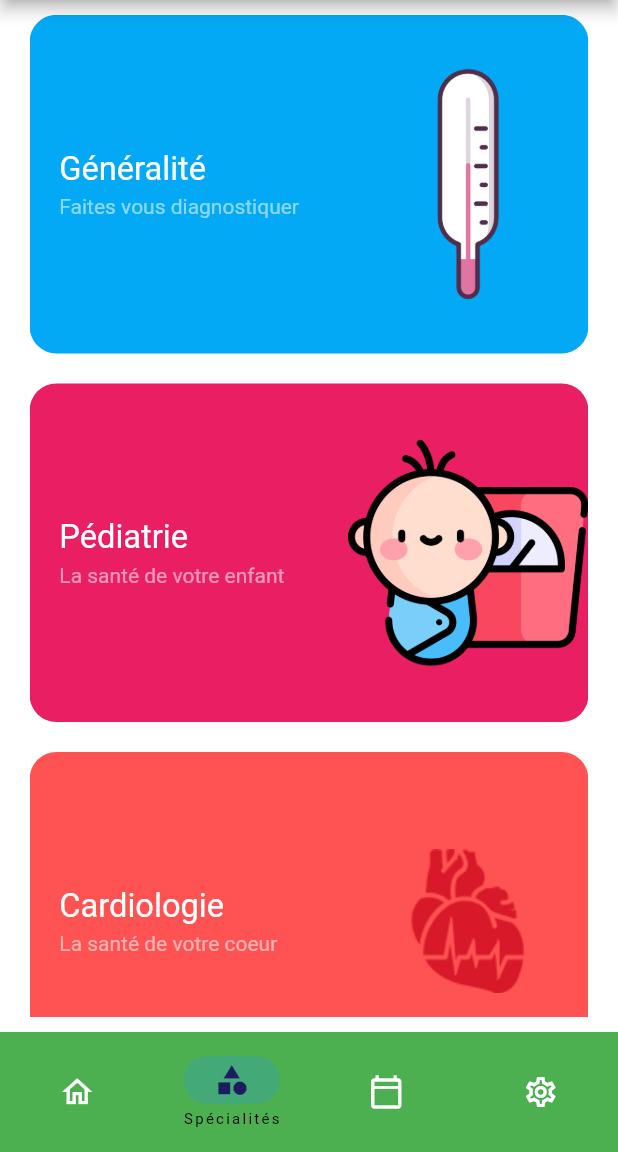
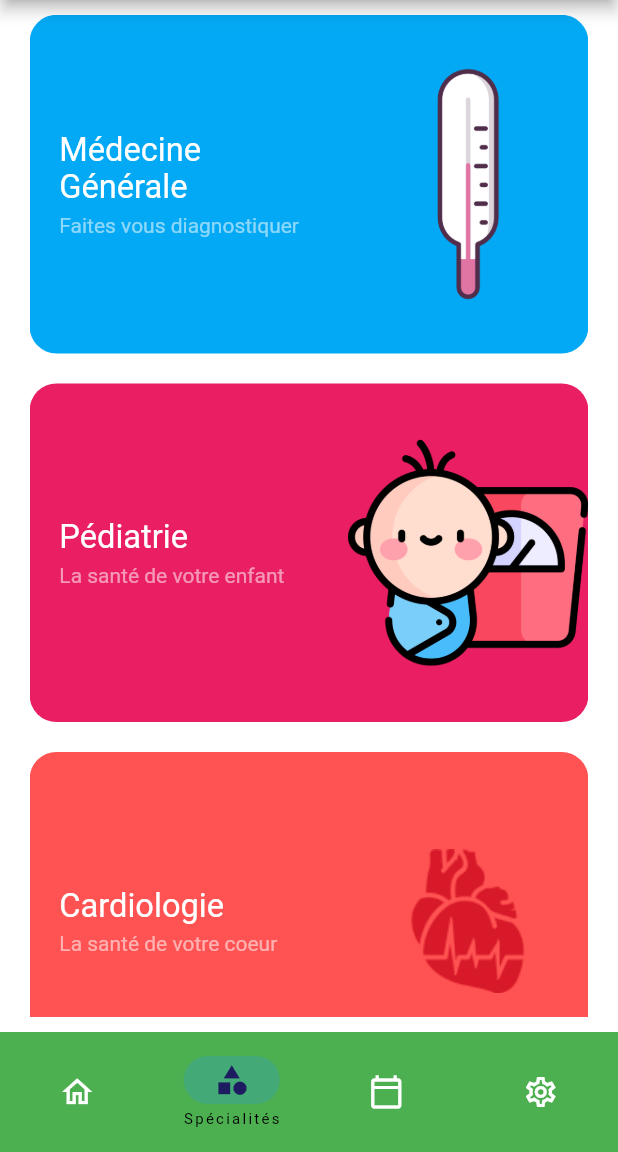
Before and after one commit to SamuelATAKE/eSIHMobile, a Flutter app: the HomeScreen screen opened directly, item 2 of the bottom bar chosen, on a phone screen of 412 x 824 dp, the part 84-1236 px from its top. Run offline on Flutter 3.47's test engine with Material 2 defaults, Android fonts, the phone set to English and light mode, and no system bars; our stand-ins replace date_picker_timeline, flutter_local_notifications, flutter_secure_storage, flutter_svg, gap, get and 5 more; missing offline and left inert: flutter_session_manager; accounts and stored records are empty; network calls fail.

Commit message:
update 24 Nov 2022

```diff
--- a/lib/Screens/HomeScreen/components/doctor_card.dart
+++ b/lib/Screens/HomeScreen/components/doctor_card.dart
@@ -24,11 +24,11 @@ class DoctorCard extends StatelessWidget {
       },
       child: DecoratedBox(
         decoration: BoxDecoration(
-          color: _bgColor.withOpacity(0.1),
+          color: _bgColor,
           borderRadius: BorderRadius.circular(10),
         ),
         child: Padding(
-          padding: EdgeInsets.all(10),
+          padding: const EdgeInsets.all(10),
           child: ListTile(
             leading: Image.asset(_imageUrl),
             title: Text(
--- a/lib/Screens/HomeScreen/home_screen.dart
+++ b/lib/Screens/HomeScreen/home_screen.dart
@@ -23,12 +23,12 @@ class HomeScreen extends StatefulWidget {
 class _HomeScreenState extends State<HomeScreen> {
   int _selectedIndex = 0;
 
-  final List<Widget> _widgetOptions = const [
-    HomePage(),
-    SpecialiteScreen(),
-    HealthScreen(),
+  final List<Widget> _widgetOptions = [
+    const HomePage(),
+    const SpecialiteScreen(),
+    const HealthScreen(),
     // AgendaScreen(),
-    AccountSettingsScreen()
+    const AccountSettingsScreen()
   ];
 
   @override
--- a/lib/Screens/HomeScreen/home_screen1.dart
+++ b/lib/Screens/HomeScreen/home_screen1.dart
@@ -4,6 +4,8 @@ import 'package:esihapp/Screens/HomeScreen/home_page.dart';
 import 'package:esihapp/Screens/SpecialiteScreen/specialite_screen.dart';
 import 'package:flutter/material.dart';
 import 'package:google_nav_bar/google_nav_bar.dart';
+
+import '../HealthScreens/health_screen.dart';
 
 class HomeScreen extends StatefulWidget {
   HomeScreen({Key? key}) : super(key: key);
@@ -15,18 +17,20 @@ class HomeScreen extends StatefulWidget {
 class _HomeScreenState extends State<HomeScreen> {
   int _selectedIndex = 0;
 
-  static const List<Widget> _widgetOptions = <Widget>[
+  // ignore: prefer_final_fields
+  List<Widget> _widgetOptions = <Widget>[
     HomePage(),
-    SpecialiteScreen(),
-    SpecialiteScreen(),
+    const SpecialiteScreen(),
+    const HealthScreen(),
     // AgendaScreen(),
-    AccountSettingsScreen()
+    const AccountSettingsScreen()
   ];
 
   @override
   Widget build(BuildContext context) {
     return Scaffold(
-      body: SingleChildScrollView(child: _widgetOptions.elementAt(_selectedIndex)),
+      body: SingleChildScrollView(
+          child: _widgetOptions.elementAt(_selectedIndex)),
       bottomNavigationBar: GNav(
           backgroundColor: Colors.greenAccent,
           color: Colors.white,
--- a/lib/Screens/SpecialiteScreen/components/specialite.dart
+++ b/lib/Screens/SpecialiteScreen/components/specialite.dart
@@ -6,21 +6,56 @@ class Specialite {
   final String agenda;
   final Color color;
 
-  Specialite({
-    required this.id,
-    required this.titre,
-    required this.description,
-    required this.imageSrc,
-    required this.color,
-    required this.agenda
-  });
+  Specialite(
+      {required this.id,
+      required this.titre,
+      required this.description,
+      required this.imageSrc,
+      required this.color,
+      required this.agenda});
 }
 
 List<Specialite> specialites = [
-  Specialite(id: 1, titre: "Généralité", description: "Faites vous diagnostiquer", imageSrc: "assets/images/fever.png", color: Colors.lightBlue, agenda: "GENERALISTE"),
-  Specialite(id: 2, titre: "Pédiatrie", description: "La santé de votre enfant", imageSrc: "assets/images/pediatrics.png", color: Colors.pink, agenda: "PEDIATRIE"),
-  Specialite(id: 3, titre: "Cardiologie", description: "La santé de votre coeur", imageSrc: "assets/images/cardiology.png", color: Colors.redAccent, agenda: "CARDIOLOGIE"),
-  Specialite(id: 4, titre: "Ophthalmologie", description: "Vos yeux sont chers", imageSrc: "assets/images/ophthalmology.png", color: Colors.pinkAccent, agenda: "OPHTHALMOLOGIE"),
-  Specialite(id: 5, titre: "Maternité", description: "Nous venons tous de là", imageSrc: "assets/images/maternity.png", color: Colors.orange, agenda: "MATERNITE"),
-  Specialite(id: 6, titre: "Gynécologie", description: "Votre bien-être", imageSrc: "assets/images/gynecology.png", color: Colors.pinkAccent, agenda: "GYNECOLOGIE"),
+  Specialite(
+      id: 1,
+      titre: "Médecine Générale",
+      description: "Faites vous diagnostiquer",
+      imageSrc: "assets/images/fever.png",
+      color: Colors.lightBlue,
+      agenda: "GENERALISTE"),
+  Specialite(
+      id: 2,
+      titre: "Pédiatrie",
+      description: "La santé de votre enfant",
+      imageSrc: "assets/images/pediatrics.png",
+      color: Colors.pink,
+      agenda: "PEDIATRIE"),
+  Specialite(
+      id: 3,
+      titre: "Cardiologie",
+      description: "La santé de votre coeur",
+      imageSrc: "assets/images/cardiology.png",
+      color: Colors.redAccent,
+      agenda: "CARDIOLOGIE"),
+  Specialite(
+      id: 4,
+      titre: "Ophtalmologie",
+      description: "Vos yeux sont chers",
+      imageSrc: "assets/images/ophthalmology.png",
+      color: Colors.pinkAccent,
+      agenda: "OPHTHALMOLOGIE"),
+  Specialite(
+      id: 5,
+      titre: "Maternité",
+      description: "Nous venons tous de là",
+      imageSrc: "assets/images/maternity.png",
+      color: Colors.orange,
+      agenda: "MATERNITE"),
+  Specialite(
+      id: 6,
+      titre: "Gynécologie",
+      description: "Votre bien-être",
+      imageSrc: "assets/images/gynecology.png",
+      color: Colors.pinkAccent,
+      agenda: "GYNECOLOGIE"),
 ];
--- a/lib/backend/model/Personne.dart
+++ b/lib/backend/model/Personne.dart
@@ -62,7 +62,8 @@ class Personne {
       "traitementCourant": traitementCourant,
       "alergie": alergie,
       "deGarde": deGarde,
-      "fonction": fonction,
+      // "fonction": fonction,
+      "fonction": "PATIENT",
       "assure": assure,
     };
   }
```
Also changed, not shown: lib/Screens/AccountSettingsScreen/edit_profile.dart (+18 -9 lines), lib/Screens/HomeScreen/home_page.dart (+93 -28 lines), lib/backend/database/ApiManager.dart (+27 -0 lines).
